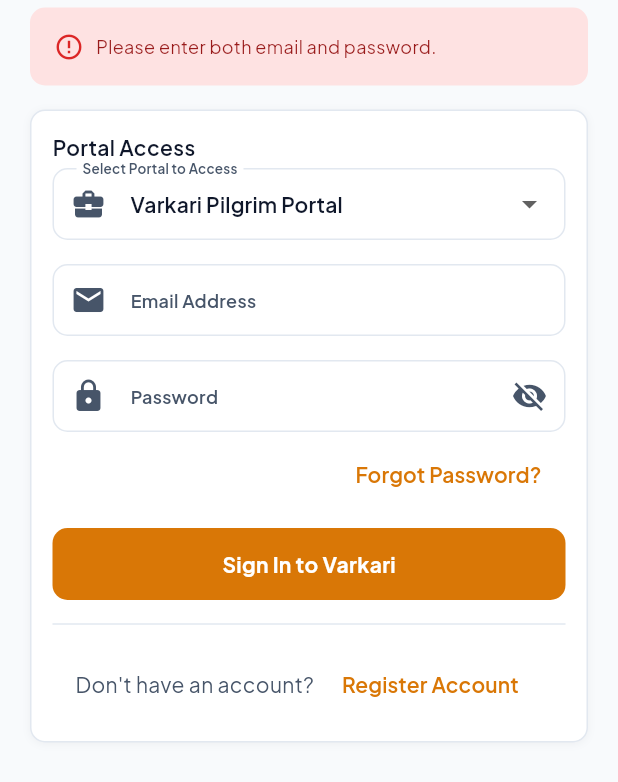
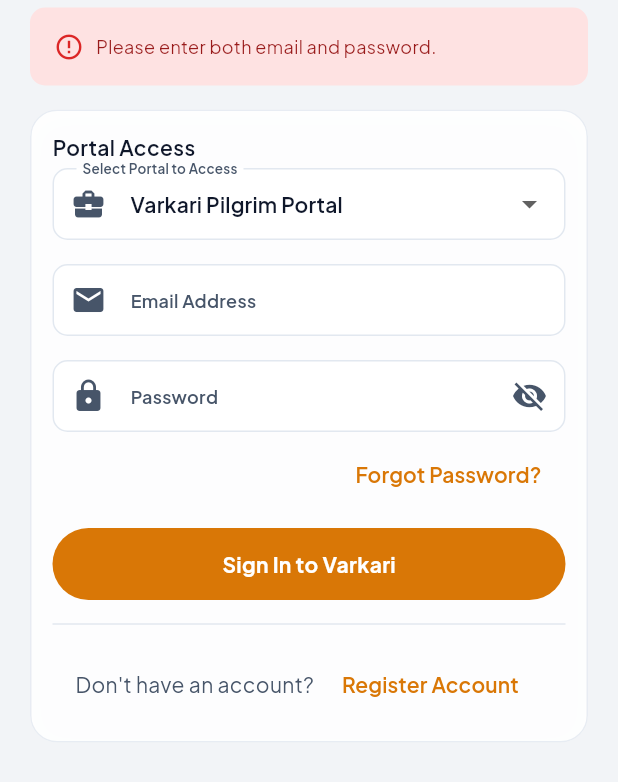
Before and after one commit to Sarveshk-2006/Wariverse, a Flutter app: the screen it shows after launch, after a tap on an icon or button, on a phone screen of 412 x 824 dp. Shown: the part 315-1097 px from the top of the screen. Run offline on Flutter 3.47's test engine with Material 3 defaults, Android fonts, the phone set to English and light mode, and no system bars; our stand-ins replace cloud_firestore, connectivity_plus, firebase_auth, firebase_core, flutter_map, geolocator and 4 more; missing offline and left inert: mobile_scanner, onesignal_flutter; accounts and stored records are empty; network calls fail.

Commit message:
feat: complete Apple iOS/macOS Glassmorphism UI/UX design system overhaul across all screens and portals

```diff
--- a/apps/mobile/lib/core/theme/wari_colors.dart
+++ b/apps/mobile/lib/core/theme/wari_colors.dart
@@ -12,10 +12,12 @@ abstract class WariColors {
   static const Color accent = Color(0xFFC2410C);
 
   // ── Backgrounds & Surfaces ─────────────────────────────────────
-  /// Warm devotional neutral background
-  static const Color background = Color(0xFFF8FAFC);
+  /// Warm devotional neutral background with Apple system grey feel
+  static const Color background = Color(0xFFF2F4F7);
   static const Color surface = Color(0xFFFFFFFF);
   static const Color surfaceElevated = Color(0xFFFFFFFF);
+  static const Color glassSurface = Color(0xEBF8FAFC);
+  static const Color glassBorder = Color(0x60FFFFFF);
   static const Color border = Color(0xFFE2E8F0);
   static const Color borderSubtle = Color(0xFFF1F5F9);
 
--- a/apps/mobile/lib/core/theme/wari_theme.dart
+++ b/apps/mobile/lib/core/theme/wari_theme.dart
@@ -100,7 +100,7 @@ abstract class WariTheme {
             ),
             textStyle: WariTypography.buttonLabel,
             shape: RoundedRectangleBorder(
-              borderRadius: BorderRadius.circular(WariSpacing.radiusMd),
+              borderRadius: BorderRadius.circular(24.0),
             ),
           ),
         ),
@@ -117,7 +117,7 @@ abstract class WariTheme {
             ),
             textStyle: WariTypography.buttonLabel,
             shape: RoundedRectangleBorder(
-              borderRadius: BorderRadius.circular(WariSpacing.radiusMd),
+              borderRadius: BorderRadius.circular(24.0),
             ),
           ),
         ),
--- a/apps/mobile/lib/core/widgets/wari_card.dart
+++ b/apps/mobile/lib/core/widgets/wari_card.dart
@@ -1,8 +1,8 @@
+import 'dart:ui' as ui;
 import 'package:flutter/material.dart';
 import '../theme/wari_theme_exports.dart';
 
-/// Standard WariVerse content card.
-/// Preserves the rounded, bordered, soft-shadow card style from the web.
+/// Standard WariVerse content card with Apple iOS/macOS Glassmorphism visual design.
 class WariCard extends StatelessWidget {
   const WariCard({
     super.key,
@@ -15,6 +15,7 @@ class WariCard extends StatelessWidget {
     this.borderWidth = 1.0,
     this.radius,
     this.elevation = WariSpacing.elevationSm,
+    this.enableGlass = true,
   });
 
   final Widget child;
@@ -26,27 +27,28 @@ class WariCard extends StatelessWidget {
   final double borderWidth;
   final double? radius;
   final double elevation;
+  final bool enableGlass;
 
   @override
   Widget build(BuildContext context) {
-    final effectiveRadius = radius ?? WariSpacing.radiusMd;
-    final effectivePadding = padding ??
-        const EdgeInsets.all(WariSpacing.cardPadding);
+    final effectiveRadius = radius ?? 18.0;
+    final effectivePadding = padding ?? const EdgeInsets.all(WariSpacing.cardPadding);
+    final cardColor = color ?? (enableGlass ? WariColors.surface.withValues(alpha: 0.92) : WariColors.surface);
 
-    Widget card = Container(
+    Widget innerContent = Container(
       decoration: BoxDecoration(
-        color: color ?? WariColors.surface,
+        color: cardColor,
         borderRadius: BorderRadius.circular(effectiveRadius),
         border: Border.all(
-          color: borderColor ?? WariColors.border,
+          color: borderColor ?? WariColors.border.withValues(alpha: 0.8),
           width: borderWidth,
         ),
         boxShadow: elevation > 0
             ? [
                 BoxShadow(
-                  color: WariColors.slate900.withValues(alpha: 0.05),
-                  blurRadius: elevation * 4,
-                  offset: Offset(0, elevation),
+                  color: Colors.black.withValues(alpha: 0.04),
+                  blurRadius: 16,
+                  offset: const Offset(0, 4),
                 ),
               ]
             : null,
@@ -55,6 +57,16 @@ class WariCard extends StatelessWidget {
         padding: effectivePadding,
         child: child,
       ),
+    );
+
+    Widget card = ClipRRect(
+      borderRadius: BorderRadius.circular(effectiveRadius),
+      child: enableGlass
+          ? BackdropFilter(
+              filter: ui.ImageFilter.blur(sigmaX: 10, sigmaY: 10),
+              child: innerContent,
+            )
+          : innerContent,
     );
 
     if (onTap != null) {
--- a/apps/mobile/lib/features/dashboards/admin_dashboard.dart
+++ b/apps/mobile/lib/features/dashboards/admin_dashboard.dart
@@ -79,6 +79,7 @@ class _AdminDashboardState extends State<AdminDashboard> {
           ),
           Expanded(
             child: ListView(
+              physics: const BouncingScrollPhysics(parent: AlwaysScrollableScrollPhysics()),
               padding: const EdgeInsets.all(WariSpacing.base),
               children: [
                 WariCard(
--- a/apps/mobile/lib/features/dashboards/widgets/role_dashboard_header.dart
+++ b/apps/mobile/lib/features/dashboards/widgets/role_dashboard_header.dart
@@ -64,7 +64,10 @@ class RoleDashboardHeader extends StatelessWidget {
           Text(subtitle, style: WariTypography.bodySmall),
           if (actionWidget != null) ...[
             const SizedBox(height: WariSpacing.sm),
-            actionWidget!,
+            SingleChildScrollView(
+              scrollDirection: Axis.horizontal,
+              child: actionWidget!,
+            ),
           ],
         ],
       ),
--- a/apps/mobile/lib/features/home/home_screen.dart
+++ b/apps/mobile/lib/features/home/home_screen.dart
@@ -67,6 +67,7 @@ class _HomeScreenContentState extends State<_HomeScreenContent> {
         onRefresh: () => homeProvider.refresh(),
         color: WariColors.primary,
         child: ListView(
+          physics: const BouncingScrollPhysics(parent: AlwaysScrollableScrollPhysics()),
           padding: const EdgeInsets.all(WariSpacing.base),
           children: [
             const HomeHeader(),
--- a/apps/mobile/lib/features/incidents/widgets/admin_incident_command.dart
+++ b/apps/mobile/lib/features/incidents/widgets/admin_incident_command.dart
@@ -40,13 +40,22 @@ class _AdminIncidentCommandState extends State<AdminIncidentCommand> {
           Row(
             mainAxisAlignment: MainAxisAlignment.spaceBetween,
             children: [
-              Row(
-                children: const [
-                  Icon(Icons.shield_rounded, color: WariColors.danger, size: 22),
-                  SizedBox(width: WariSpacing.xs),
-                  Text('Live Incident Command Queue', style: TextStyle(fontSize: 15, fontWeight: FontWeight.bold)),
-                ],
+              Expanded(
+                child: Row(
+                  children: const [
+                    Icon(Icons.shield_rounded, color: WariColors.danger, size: 22),
+                    SizedBox(width: WariSpacing.xs),
+                    Flexible(
+                      child: Text(
+                        'Live Incident Command Queue',
+                        style: TextStyle(fontSize: 15, fontWeight: FontWeight.bold),
+                        overflow: TextOverflow.ellipsis,
+                      ),
+                    ),
+                  ],
+                ),
               ),
+              const SizedBox(width: WariSpacing.xs),
               Container(
                 padding: const EdgeInsets.symmetric(horizontal: 8, vertical: 3),
                 decoration: BoxDecoration(
--- a/apps/mobile/lib/features/shell/wari_app_shell.dart
+++ b/apps/mobile/lib/features/shell/wari_app_shell.dart
@@ -118,27 +118,35 @@ class _WariAppShellState extends State<WariAppShell> {
                 child: Container(
                   margin: const EdgeInsets.only(right: WariSpacing.base),
                   padding: const EdgeInsets.symmetric(
-                    horizontal: WariSpacing.sm,
-                    vertical: WariSpacing.xs,
+                    horizontal: WariSpacing.md,
+                    vertical: 6,
                   ),
                   decoration: BoxDecoration(
                     color: Colors.white,
-                    borderRadius: BorderRadius.circular(WariSpacing.radiusFull),
+                    borderRadius: BorderRadius.circular(24.0),
+                    boxShadow: [
+                      BoxShadow(
+                        color: Colors.black.withValues(alpha: 0.1),
+                        blurRadius: 8,
+                        offset: const Offset(0, 2),
+                      ),
+                    ],
                   ),
                   child: Row(
                     mainAxisSize: MainAxisSize.min,
                     children: [
                       Icon(
                         _getRoleIcon(activeRole),
-                        size: 14,
+                        size: 15,
                         color: WariColors.primary,
                       ),
-                      const SizedBox(width: 4),
+                      const SizedBox(width: 5),
                       Text(
                         activeRole.displayName.split(' ').first,
                         style: WariTypography.labelSmall.copyWith(
                           color: WariColors.primaryDark,
                           fontSize: 11,
+                          fontWeight: FontWeight.bold,
                         ),
                       ),
                     ],
```
